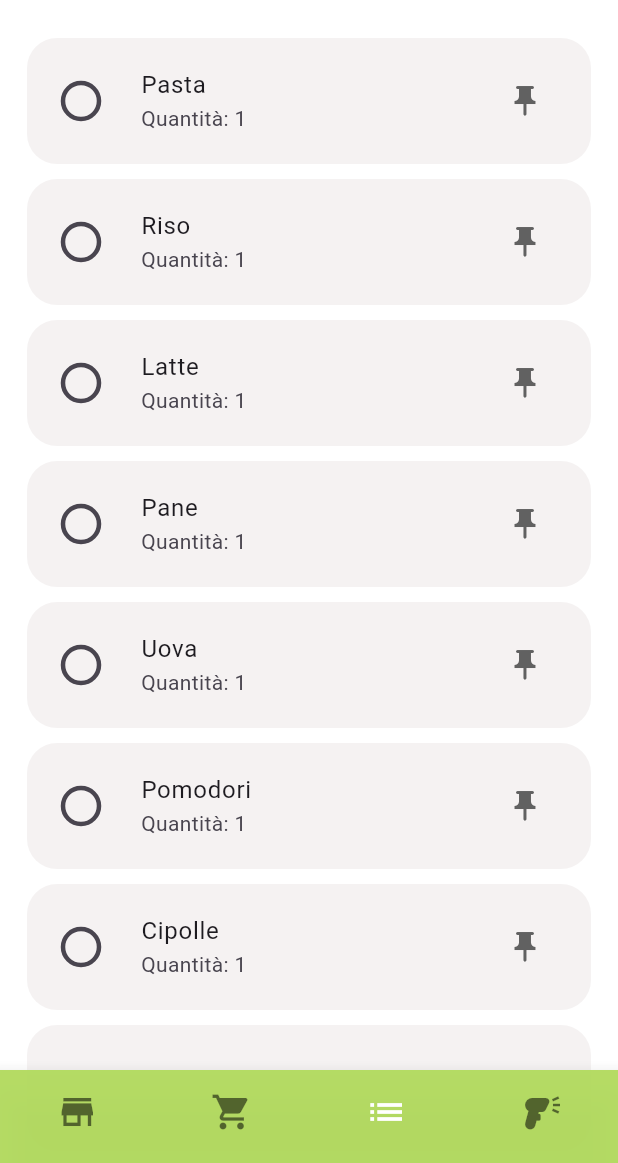
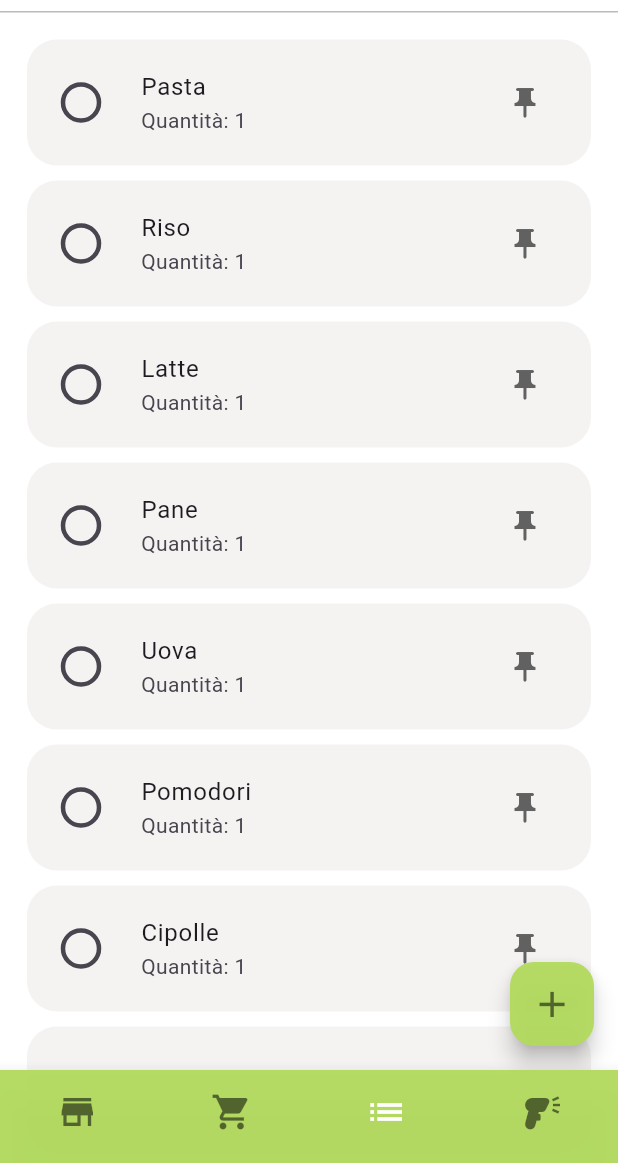
Before and after one commit to lorenzo-lepore/nutrimate, a Flutter app: the screen it shows after launch, on a phone screen of 412 x 824 dp, the part 73-1236 px from its top. Run offline on Flutter 3.47's test engine with Material 3 defaults, Android fonts, the light colour scheme and no system bars; our stand-ins replace camera, easy_debounce, flutter_dotenv, flutter_svg, geolocator, google_fonts and 2 more; missing offline and left inert: flutter_google_maps_webservices, openfoodfacts; network calls fail; Roboto replaces fonts that are missing (Kadwa).

Commit message:
Added possibility to add non-tracked products, code cleanup

```diff
--- a/lib/models/shopping_list_element.dart
+++ b/lib/models/shopping_list_element.dart
@@ -1,6 +1,7 @@
 class ListElement {
   final String title;
+  final String? barcorde;
   int quantity;
 
-  ListElement({required this.title, required this.quantity});
+  ListElement({required this.title, required this.quantity, this.barcorde});
 }
--- a/lib/screens/home_screen.dart
+++ b/lib/screens/home_screen.dart
@@ -37,7 +37,15 @@ class _HomeScreenState extends State<HomeScreen> {
   @override
   Widget build(BuildContext context) {
     return Scaffold(
+      resizeToAvoidBottomInset: false,
       appBar: AppBar(
+        bottom: PreferredSize(
+          preferredSize: const Size.fromHeight(1.0),
+          child: Container(
+            color: const Color.fromARGB(255, 188, 185, 190),
+            height: 1.0,
+          ),
+        ),
         scrolledUnderElevation: 0.0,
         centerTitle: true,
         title: Container(
@@ -49,6 +57,7 @@ class _HomeScreenState extends State<HomeScreen> {
               fontSize: 32.0,
             ),
           ),
+
         ),
       ),
       body: IndexedStack(
--- a/lib/screens/product_details_screen.dart
+++ b/lib/screens/product_details_screen.dart
@@ -242,7 +242,7 @@ class _ProductDetailsPageState extends State<ProductDetailsPage> {
           child: const Text(
             'Aggiungi alla lista',
             style: TextStyle(
-              color: Colors.white,
+              color: Color.fromARGB(255, 82, 100, 45),
               fontSize: 16.0,
             ),
           ),
--- a/lib/widgets/card.dart
+++ b/lib/widgets/card.dart
@@ -28,7 +28,8 @@ class _ProductCardState extends State<ProductCard> {
         elevation: 1,
         shape: RoundedRectangleBorder(
           side: const BorderSide(
-              color: Color.fromARGB(244, 178, 218, 94), width: 1.5),
+              color: Color.fromARGB(255, 173, 173, 173), width: 1.2),
+              // color: Color.fromARGB(244, 178, 218, 94), width: 0.5),
           borderRadius: BorderRadius.circular(10),
         ),
         clipBehavior: Clip.antiAlias,
--- a/lib/widgets/item.dart
+++ b/lib/widgets/item.dart
@@ -38,6 +38,7 @@ class _MyItemState extends State<MyItem> {
           borderRadius: BorderRadius.circular(20),
         ),
         onTap: () {
+          /* Reindirizzamento su pagina dettagli prodotto (solo se il codice a barre è disponibile, altrimenti mostra uno snackbar) */
           /* Navigator.push(
             context,
             MaterialPageRoute(
@@ -80,57 +81,15 @@ class _MyItemState extends State<MyItem> {
                 isChecked ? TextDecoration.lineThrough : TextDecoration.none,
           ),
         ),
-        trailing: Padding(padding: EdgeInsets.only(right: 20.0),
+        trailing: Padding(padding: const EdgeInsets.only(right: 20.0),
         child: IconButton(
           icon: const Icon(Icons.push_pin),
           color: _iconColor,
           onPressed: () {
             setState(() {
-
             });
-            /* setState(() {
-              itemsToBuy.removeAt(index);
-            }); */
           },
         )),
-        /* trailing: Padding(
-          padding: const EdgeInsets.only(right: 30.0),
-          child: SizedBox(
-            width: 106,
-            child: Row(
-              children: [
-                IconButton(
-                  icon: const Icon(Icons.remove),
-                  color: Colors.black54,
-                  onPressed: () {
-                    setState(() {
-                      if (widget.item.quantity > 1) {
-                        widget.item.quantity--;
-                      }
-                    });
-                  },
-                ),
-                const SizedBox(width: 8),
-                Text(
-                  widget.item.quantity.toString(),
-                  style: const TextStyle(fontSize: 16),
-                ),
-                const SizedBox(width: 8),
-                IconButton(
-                  icon: const Icon(Icons.add),
-                  color: Colors.black54,
-                  onPressed: () {
-                    setState(() {
-                      if (widget.item.quantity < 9) {
-                        widget.item.quantity++;
-                      }
-                    });
-                  },
-                ),
-              ],
-            ),
-          ),
-        ), */
       ),
     );
   }
--- a/lib/widgets/shopping_list.dart
+++ b/lib/widgets/shopping_list.dart
@@ -14,20 +14,7 @@ class ShoppingListPage extends StatefulWidget {
 }
 
 class _ShoppingListPageState extends State<ShoppingListPage> {
-  final List<String> listElements = [
-    /* '8057018224999',
-    '8057018224990',
-    '8057018224998',
-    '8057018224994',
-    '8057018224992',
-    '8057018224991',
-    '8057018224993', */
-  ];
-
-  /* DEV-SHOPPING-LIST */
-
-  bool isChecked = false;
-  final List<ListElement> boughtItems = [];
+  final GlobalKey<FormState> _formKey = GlobalKey<FormState>();
   final List<ListElement> itemsToBuy = [
     ListElement(title: 'Pasta', quantity: 1),
     ListElement(title: 'Riso', quantity: 1),
@@ -42,6 +29,17 @@ class _ShoppingListPageState extends State<ShoppingListPage> {
     ListElement(title: 'Frutta', quantity: 1),
     ListElement(title: 'Verdura', quantity: 1),
   ];
+  late String productName;
+  late int productQuantity;
+  late bool isChecked;
+
+  @override
+  void initState() {
+    super.initState();
+    productName = '';
+    productQuantity = 0;
+    isChecked = false;
+  }
 
   void _addToItemsToBuy(ListElement item) {
     setState(() {
@@ -49,34 +47,22 @@ class _ShoppingListPageState extends State<ShoppingListPage> {
     });
   }
 
-  void _addToBoughtItems(int index) {
-    setState(() {
-      boughtItems.add(itemsToBuy[index]);
-      itemsToBuy.removeAt(index);
-    });
-  }
-
-  // 0: Lista degli elementi da acquistare - 1: Lista degli elementi acquistati
-  void _removeFromList(ListElement item, int typeOfList) {
+  void _removeFromList(ListElement item) {
     final int index;
 
-    if (typeOfList == 0) {
+    try {
       index = itemsToBuy.indexOf(item);
       setState(() {
         itemsToBuy.remove(item);
       });
-    } else if (typeOfList == 1) {
-      index = boughtItems.indexOf(item);
-      setState(() {
-        boughtItems.remove(item);
-      });
-    } else {
-      throw Exception('Tipo di lista non valido');
+    } catch (e) {
+      throw Exception('Rimozione fallita: $e');
     }
 
     ScaffoldMessenger.of(context).clearSnackBars();
     ScaffoldMessenger.of(context).showSnackBar(
       SnackBar(
+        behavior: SnackBarBehavior.floating,
         content: Text('${item.title} rimosso dalla lista'),
         action: SnackBarAction(
           label: 'Annulla',
@@ -90,11 +76,11 @@ class _ShoppingListPageState extends State<ShoppingListPage> {
     );
   }
 
-  /* END-DEV-SHOPPING-LIST */
-
   @override
   Widget build(BuildContext context) {
-    return Padding(
+    return Stack(
+      children: [
+        Padding(
           padding: const EdgeInsets.all(8.0),
           child: itemsToBuy.isEmpty
               ? Column(
@@ -107,8 +93,8 @@ class _ShoppingListPageState extends State<ShoppingListPage> {
                     ),
                     Text(
                       'lista vuota',
-                  style:
-                      GoogleFonts.nunito(color: Colors.black, fontSize: 32.0),
+                      style: GoogleFonts.nunito(
+                          color: Colors.black, fontSize: 32.0),
                     ),
                     const Text(
                       'La tua lista è vuota. Aggiungi dei prodotti manualmente o scannerizzandoli.',
@@ -119,16 +105,7 @@ class _ShoppingListPageState extends State<ShoppingListPage> {
                   ],
                 )
               : SingleChildScrollView(
-              child: Column(
-                children: [
-                  /* const SizedBox(height: 10),
-                  const Text(
-                    'Da acquistare',
-                    style:
-                        TextStyle(fontSize: 24, fontWeight: FontWeight.bold),
-                  ), // Aggiungi il tuo testo qui
-                  const SizedBox(height: 10), */
-                  ListView.builder(
+                  child: ListView.builder(
                     shrinkWrap: true,
                     physics: const NeverScrollableScrollPhysics(),
                     padding: const EdgeInsets.all(10),
@@ -137,47 +114,118 @@ class _ShoppingListPageState extends State<ShoppingListPage> {
                       return Dismissible(
                         key: UniqueKey(),
                         onDismissed: (direction) => {
-                          _removeFromList(itemsToBuy[index], 0),
+                          _removeFromList(itemsToBuy[index]),
                         },
                         child: MyItem(item: itemsToBuy[index]),
                       );
                     },
                   ),
-                  Visibility(
-                      visible: boughtItems.isNotEmpty,
-                      child: const SizedBox(height: 10)),
-                  Visibility(
-                    visible: boughtItems.isNotEmpty,
+                ),
+        ),
+        Positioned(
+          bottom: 16.0,
+          right: 16.0,
+          child: FloatingActionButton(
+            backgroundColor: const Color.fromARGB(244, 178, 218, 94),
+            onPressed: () {
+              showDialog(
+                context: context,
+                builder: (context) {
+                  return AlertDialog(
+                    backgroundColor: Colors.white,
+                    title: Text('Aggiungi prodotto',
+                        style: GoogleFonts.kadwa(),
+                        textAlign: TextAlign.center),
+                    content: Column(
+                      mainAxisSize: MainAxisSize.min,
+                      children: [
+                        Form(
+                          key: _formKey,
+                          child: Column(
+                            children: [
+                              TextFormField(
+                                decoration: const InputDecoration(
+                                  labelText: 'Nome prodotto',
+                                ),
+                                validator: (String? value) {
+                                  if (value == null || value.isEmpty) {
+                                    return 'Inserisci un nome';
+                                  }
+                                  productName = value;
+                                  return null;
+                                },
+                              ),
+                              Padding(
+                                padding: const EdgeInsets.only(top: 22.0),
+                                child: TextFormField(
+                                  decoration: const InputDecoration(
+                                    labelText: 'Quantità',
+                                  ),
+                                  validator: (String? value) {
+                                    if (value == null ||
+                                        value.isEmpty ||
+                                        int.tryParse(value) == null) {
+                                      return 'Inserisci una quantità valida';
+                                    }
+                                    productQuantity = int.parse(value);
+                                    return null;
+                                  },
+                                ),
+                              ),
+                              Padding(
+                                padding: const EdgeInsets.only(top: 22.0),
+                                child: ButtonTheme(
+                                  child: ElevatedButton(
+                                    style: ElevatedButton.styleFrom(
+                                      backgroundColor: const Color.fromARGB(
+                                          244, 178, 218, 94),
+                                    ),
                                     child: const Text(
-                      'Acquistati',
+                                      'Aggiungi',
                                       style: TextStyle(
-                          fontSize: 24, fontWeight: FontWeight.bold),
+                                          color:
+                                              Color.fromARGB(255, 82, 100, 45)),
                                     ),
-                  ), // Aggiungi il tuo testo qui
-                  Visibility(
-                      visible: boughtItems.isNotEmpty,
-                      child: const SizedBox(height: 10)),
-                  Visibility(
-                    visible: boughtItems.isNotEmpty,
-                    child: ListView.builder(
-                      shrinkWrap: true,
-                      physics: const NeverScrollableScrollPhysics(),
-                      padding: const EdgeInsets.all(10),
-                      itemCount: boughtItems.length,
-                      itemBuilder: (context, index) {
-                        return Dismissible(
-                          key: UniqueKey(),
-                          onDismissed: (direction) => {
-                            _removeFromList(boughtItems[index], 1),
+                                    onPressed: () {
+                                      if (_formKey.currentState!.validate()) {
+                                        _addToItemsToBuy(
+                                          ListElement(
+                                            title: productName,
+                                            quantity: productQuantity,
+                                          ),
+                                        );
+                                        ScaffoldMessenger.of(context)
+                                            .showSnackBar(
+                                          const SnackBar(
+                                            behavior: SnackBarBehavior.floating,
+                                            content: Text('Prodotto aggiunto'),
+                                          ),
+                                        );
+                                        Navigator.pop(context);
+                                      }
                                     },
-                          child: MyItem(item: boughtItems[index]),
-                        );
-                      },
+                                  ),
                                 ),
                               ),
                             ],
                           ),
                         ),
+                      ],
+                    ),
+                  );
+                },
+              );
+            },
+            child: Transform.scale(
+              scale: 1.2,
+              child: const Icon(
+                Icons.add,
+                color: Color.fromARGB(255, 82, 100, 45),
+              ),
+            ),
+          ),
+        ),
+      ],
     );
   }
 }
```
Also changed, not shown: lib/widgets/products.dart (+8 -2 lines). Lines whose indentation alone changed are shown as unchanged.
